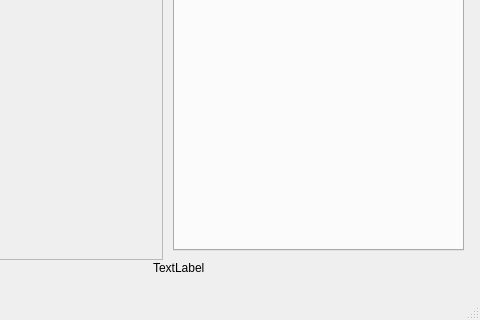
This is mainwindow.ui in joaozeni/Trab1_CG_ClaudioJoao as Qt 5 draws it before an edit; both pictures show x 697 to 1177 and y 307 to 627 of the 1177 by 627 pixel window. The edited form follows.
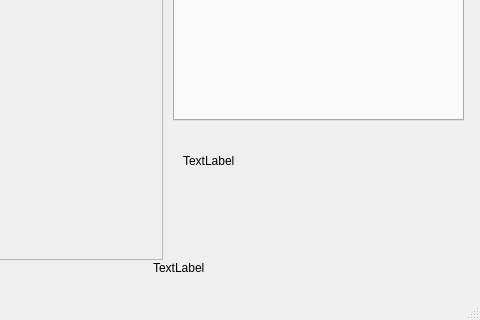
This is the edited form. The open tabs and pages were chosen to show the change. Custom widgets are drawn as their Qt base class.

Diff of the .ui file:
```diff
--- a/mainwindow.ui
+++ b/mainwindow.ui
@@ -200,7 +200,7 @@
       <x>870</x>
       <y>0</y>
       <width>291</width>
-      <height>541</height>
+      <height>411</height>
      </rect>
     </property>
     <property name="currentIndex">
@@ -624,6 +624,19 @@
      <string>TextLabel</string>
     </property>
    </widget>
+   <widget class="QLabel" name="label_status">
+    <property name="geometry">
+     <rect>
+      <x>880</x>
+      <y>420</y>
+      <width>271</width>
+      <height>61</height>
+     </rect>
+    </property>
+    <property name="text">
+     <string>TextLabel</string>
+    </property>
+   </widget>
   </widget>
   <widget class="QMenuBar" name="menuBar">
    <property name="geometry">
```
Left out of the diff: 2 changed lines with no effect on the pictures.
